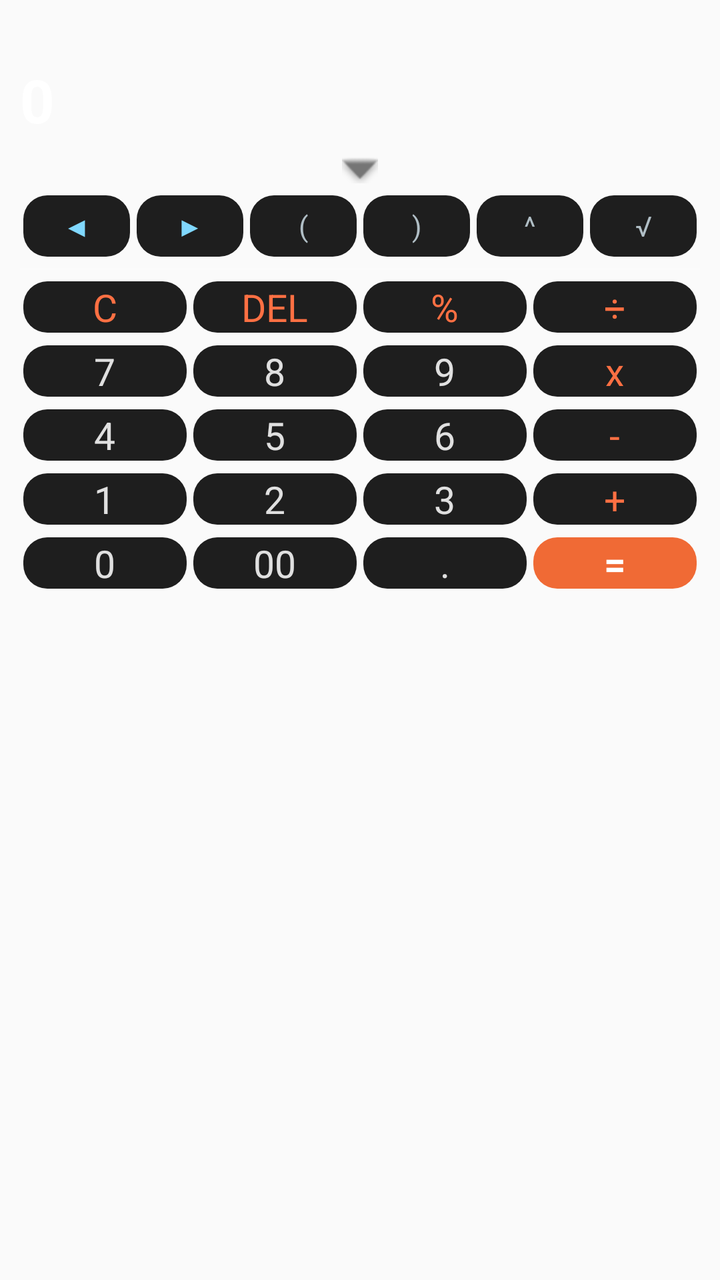
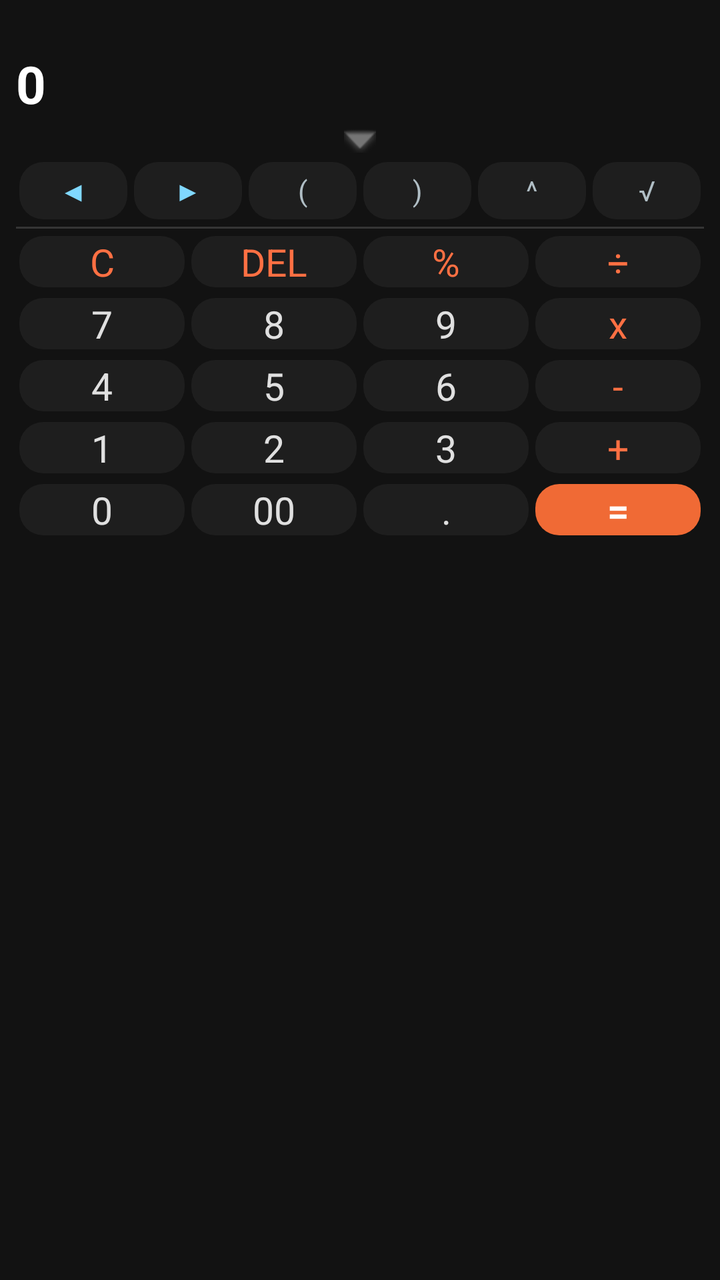

An Android layout rendered at two revisions. The XML below is the earlier revision; the diff shows what the commit changed to produce the second picture.
<!-- AndroidManifest.xml: application theme Theme.LiteReader -->
<!-- res/layout/page_calculator.xml -->
<?xml version="1.0" encoding="utf-8"?>
<LinearLayout xmlns:android="http://schemas.android.com/apk/res/android"
    android:layout_width="match_parent"
    android:layout_height="wrap_content"
    android:orientation="vertical"
    android:paddingStart="10dp"
    android:paddingEnd="10dp"
    android:paddingTop="4dp"
    android:paddingBottom="6dp">

    
    <LinearLayout
        android:layout_width="match_parent"
        android:layout_height="wrap_content"
        android:gravity="bottom|end"
        android:orientation="vertical"
        android:paddingTop="2dp"
        android:paddingBottom="4dp">

        
        <HorizontalScrollView
            android:id="@+id/scroll_expression"
            android:layout_width="match_parent"
            android:layout_height="wrap_content"
            android:scrollbars="none"
            android:fillViewport="true">

            <TextView
                android:id="@+id/tv_expression"
                android:layout_width="wrap_content"
                android:layout_height="wrap_content"
                android:layout_gravity="end"
                android:textColor="#9E9E9E"
                android:textSize="16sp"
                android:fontFamily="sans-serif-light"
                android:lines="1"
                android:singleLine="true" />
        </HorizontalScrollView>

        
        <HorizontalScrollView
            android:id="@+id/scroll_result"
            android:layout_width="match_parent"
            android:layout_height="wrap_content"
            android:layout_marginTop="2dp"
            android:scrollbars="none"
            android:fillViewport="true">

            <TextView
                android:id="@+id/tv_result"
                android:layout_width="wrap_content"
                android:layout_height="wrap_content"
                android:layout_gravity="end"
                android:text="0"
                android:textColor="#FFFFFF"
                android:textSize="30sp"
                android:textStyle="bold"
                android:fontFamily="sans-serif"
                android:lines="1"
                android:singleLine="true" />
        </HorizontalScrollView>
    </LinearLayout>

    
    <LinearLayout
        android:id="@+id/btn_toggle_drawer"
        android:layout_width="match_parent"
        android:layout_height="22dp"
        android:gravity="center"
        android:clickable="true"
        android:focusable="true"
        android:background="?android:attr/selectableItemBackground"
        android:orientation="horizontal">

        <ImageView
            android:id="@+id/iv_drawer_arrow"
            android:layout_width="18dp"
            android:layout_height="18dp"
            android:src="@android:drawable/arrow_down_float"
            android:tint="#757575"
            android:contentDescription="Toggle Extended Options" />
    </LinearLayout>

    
    <LinearLayout
        android:id="@+id/layout_extended_drawer"
        android:layout_width="match_parent"
        android:layout_height="wrap_content"
        android:orientation="vertical"
        android:visibility="visible">

        <TableRow
            android:layout_width="match_parent"
            android:layout_height="34dp"
            android:layout_marginBottom="2dp">

            <TextView
                android:id="@+id/btn_cursor_left"
                style="@style/CalcBtnSmall"
                android:text="◀"
                android:textColor="#80D8FF" />

            <TextView
                android:id="@+id/btn_cursor_right"
                style="@style/CalcBtnSmall"
                android:text="▶"
                android:textColor="#80D8FF" />

            <TextView
                android:id="@+id/btn_paren_open"
                style="@style/CalcBtnSmall"
                android:text="("
                android:textColor="#B0BEC5" />

            <TextView
                android:id="@+id/btn_paren_close"
                style="@style/CalcBtnSmall"
                android:text=")"
                android:textColor="#B0BEC5" />

            <TextView
                android:id="@+id/btn_power"
                style="@style/CalcBtnSmall"
                android:text="^"
                android:textColor="#B0BEC5" />

            <TextView
                android:id="@+id/btn_sqrt"
                style="@style/CalcBtnSmall"
                android:text="√"
                android:textColor="#B0BEC5" />
        </TableRow>

        <View
            android:layout_width="match_parent"
            android:layout_height="1dp"
            android:layout_marginTop="2dp"
            android:layout_marginBottom="4dp"
            android:background="#26FFFFFF" />
    </LinearLayout>

    
    <TableLayout
        android:id="@+id/tableLayout"
        android:layout_width="match_parent"
        android:layout_height="wrap_content"
        android:stretchColumns="*">

        <TableRow
            android:layout_width="match_parent"
            android:layout_height="40dp"
            android:layout_marginBottom="3dp">
            <TextView android:text="C" style="@style/CalcBtn" android:textColor="#FF7043"/>
            <TextView android:text="DEL" style="@style/CalcBtn" android:textColor="#FF7043"/>
            <TextView android:text="%" style="@style/CalcBtn" android:textColor="#FF7043"/>
            <TextView android:text="÷" style="@style/CalcBtn" android:textColor="#FF7043"/>
        </TableRow>

        <TableRow
            android:layout_width="match_parent"
            android:layout_height="40dp"
            android:layout_marginBottom="3dp">
            <TextView android:text="7" style="@style/CalcBtn"/>
            <TextView android:text="8" style="@style/CalcBtn"/>
            <TextView android:text="9" style="@style/CalcBtn"/>
            <TextView android:text="x" style="@style/CalcBtn" android:textColor="#FF7043"/>
        </TableRow>

        <TableRow
            android:layout_width="match_parent"
            android:layout_height="40dp"
            android:layout_marginBottom="3dp">
            <TextView android:text="4" style="@style/CalcBtn"/>
            <TextView android:text="5" style="@style/CalcBtn"/>
            <TextView android:text="6" style="@style/CalcBtn"/>
            <TextView android:text="-" style="@style/CalcBtn" android:textColor="#FF7043"/>
        </TableRow>

        <TableRow
            android:layout_width="match_parent"
            android:layout_height="40dp"
            android:layout_marginBottom="3dp">
            <TextView android:text="1" style="@style/CalcBtn"/>
            <TextView android:text="2" style="@style/CalcBtn"/>
            <TextView android:text="3" style="@style/CalcBtn"/>
            <TextView android:text="+" style="@style/CalcBtn" android:textColor="#FF7043"/>
        </TableRow>

        <TableRow
            android:layout_width="match_parent"
            android:layout_height="40dp">
            <TextView android:text="0" style="@style/CalcBtn"/>
            <TextView android:text="00" style="@style/CalcBtn"/>
            <TextView android:text="." style="@style/CalcBtn"/>
            <TextView
                android:text="="
                style="@style/CalcBtn"
                android:textColor="#FFFFFF"
                android:textStyle="bold"
                android:background="@drawable/calc_eq_bg"/>
        </TableRow>

    </TableLayout>

</LinearLayout>
<!-- resources referenced by this layout -->
<resources>
  <!-- drawable calc_eq_bg (drawable) -->
  <?xml version="1.0" encoding="utf-8"?>
  <ripple xmlns:android="http://schemas.android.com/apk/res/android"
      android:color="#33FFFFFF">
      <item>
          <shape android:shape="rectangle">
              <corners android:radius="12dp" />
              <solid android:color="#F06A35"/>
          </shape>
      </item>
  </ripple>
  <style name="CalcBtn">
          <item name="android:layout_width">0dp</item>
          <item name="android:layout_height">match_parent</item>
          <item name="android:layout_weight">1</item>
          <item name="android:gravity">center</item>
          <item name="android:textSize">19sp</item>
          <item name="android:textColor">#E0E0E0</item>
          <item name="android:clickable">true</item>
          <item name="android:focusable">true</item>
          <item name="android:layout_margin">1.5dp</item>
          <item name="android:background">@drawable/bg_calc_btn</item>
      </style>
  <style name="CalcBtnSmall">
          <item name="android:layout_width">0dp</item>
          <item name="android:layout_height">match_parent</item>
          <item name="android:layout_weight">1</item>
          <item name="android:gravity">center</item>
          <item name="android:textSize">14sp</item>
          <item name="android:textColor">#E0E0E0</item>
          <item name="android:clickable">true</item>
          <item name="android:focusable">true</item>
          <item name="android:layout_margin">1.5dp</item>
          <item name="android:background">@drawable/bg_calc_btn</item>
      </style>
  <style name="Theme.LiteReader" parent="android:Theme.Material.Light.NoActionBar" />
  <!-- drawable bg_calc_btn (drawable) -->
  <?xml version="1.0" encoding="utf-8"?>
  <ripple xmlns:android="http://schemas.android.com/apk/res/android"
      android:color="#33FFFFFF">
      <item>
          <shape android:shape="rectangle">
              <corners android:radius="12dp" />
              <solid android:color="#1E1E1E" />
          </shape>
      </item>
  </ripple>
</resources>

<!-- the commit's change to res/layout/page_calculator.xml (unified diff, before → after) -->
@@ -3,10 +3,10 @@
     android:layout_width="match_parent"
     android:layout_height="wrap_content"
     android:orientation="vertical"
-    android:paddingStart="10dp"
-    android:paddingEnd="10dp"
-    android:paddingTop="4dp"
-    android:paddingBottom="6dp">
+    android:paddingStart="8dp"
+    android:paddingEnd="8dp"
+    android:paddingTop="2dp"
+    android:paddingBottom="2dp">
 
     
     <LinearLayout
@@ -14,8 +14,8 @@
         android:layout_height="wrap_content"
         android:gravity="bottom|end"
         android:orientation="vertical"
-        android:paddingTop="2dp"
-        android:paddingBottom="4dp">
+        android:paddingTop="1dp"
+        android:paddingBottom="2dp">
 
         
         <HorizontalScrollView
@@ -31,7 +31,7 @@
                 android:layout_height="wrap_content"
                 android:layout_gravity="end"
                 android:textColor="#9E9E9E"
-                android:textSize="16sp"
+                android:textSize="15sp"
                 android:fontFamily="sans-serif-light"
                 android:lines="1"
                 android:singleLine="true" />
@@ -42,7 +42,7 @@
             android:id="@+id/scroll_result"
             android:layout_width="match_parent"
             android:layout_height="wrap_content"
-            android:layout_marginTop="2dp"
+            android:layout_marginTop="1dp"
             android:scrollbars="none"
             android:fillViewport="true">
 
@@ -53,7 +53,7 @@
                 android:layout_gravity="end"
                 android:text="0"
                 android:textColor="#FFFFFF"
-                android:textSize="30sp"
+                android:textSize="26sp"
                 android:textStyle="bold"
                 android:fontFamily="sans-serif"
                 android:lines="1"
@@ -65,7 +65,7 @@
     <LinearLayout
         android:id="@+id/btn_toggle_drawer"
         android:layout_width="match_parent"
-        android:layout_height="22dp"
+        android:layout_height="18dp"
         android:gravity="center"
         android:clickable="true"
         android:focusable="true"
@@ -74,8 +74,8 @@
 
         <ImageView
             android:id="@+id/iv_drawer_arrow"
-            android:layout_width="18dp"
-            android:layout_height="18dp"
+            android:layout_width="16dp"
+            android:layout_height="16dp"
             android:src="@android:drawable/arrow_down_float"
             android:tint="#757575"
             android:contentDescription="Toggle Extended Options" />
@@ -91,8 +91,8 @@
 
         <TableRow
             android:layout_width="match_parent"
-            android:layout_height="34dp"
-            android:layout_marginBottom="2dp">
+            android:layout_height="32dp"
+            android:layout_marginBottom="1dp">
 
             <TextView
                 android:id="@+id/btn_cursor_left"
@@ -134,8 +134,8 @@
         <View
             android:layout_width="match_parent"
             android:layout_height="1dp"
-            android:layout_marginTop="2dp"
-            android:layout_marginBottom="4dp"
+            android:layout_marginTop="1dp"
+            android:layout_marginBottom="2dp"
             android:background="#26FFFFFF" />
     </LinearLayout>
 
@@ -148,8 +148,8 @@
 
         <TableRow
             android:layout_width="match_parent"
-            android:layout_height="40dp"
-            android:layout_marginBottom="3dp">
+            android:layout_height="38dp"
+            android:layout_marginBottom="2dp">
             <TextView android:text="C" style="@style/CalcBtn" android:textColor="#FF7043"/>
             <TextView android:text="DEL" style="@style/CalcBtn" android:textColor="#FF7043"/>
             <TextView android:text="%" style="@style/CalcBtn" android:textColor="#FF7043"/>
@@ -158,8 +158,8 @@
 
         <TableRow
             android:layout_width="match_parent"
-            android:layout_height="40dp"
-            android:layout_marginBottom="3dp">
+            android:layout_height="38dp"
+            android:layout_marginBottom="2dp">
             <TextView android:text="7" style="@style/CalcBtn"/>
             <TextView android:text="8" style="@style/CalcBtn"/>
             <TextView android:text="9" style="@style/CalcBtn"/>
@@ -168,8 +168,8 @@
 
         <TableRow
             android:layout_width="match_parent"
-            android:layout_height="40dp"
-            android:layout_marginBottom="3dp">
+            android:layout_height="38dp"
+            android:layout_marginBottom="2dp">
             <TextView android:text="4" style="@style/CalcBtn"/>
             <TextView android:text="5" style="@style/CalcBtn"/>
             <TextView android:text="6" style="@style/CalcBtn"/>
@@ -178,8 +178,8 @@
 
         <TableRow
             android:layout_width="match_parent"
-            android:layout_height="40dp"
-            android:layout_marginBottom="3dp">
+            android:layout_height="38dp"
+            android:layout_marginBottom="2dp">
             <TextView android:text="1" style="@style/CalcBtn"/>
             <TextView android:text="2" style="@style/CalcBtn"/>
             <TextView android:text="3" style="@style/CalcBtn"/>
@@ -188,7 +188,7 @@
 
         <TableRow
             android:layout_width="match_parent"
-            android:layout_height="40dp">
+            android:layout_height="38dp">
             <TextView android:text="0" style="@style/CalcBtn"/>
             <TextView android:text="00" style="@style/CalcBtn"/>
             <TextView android:text="." style="@style/CalcBtn"/>
<!-- resource entries referenced after the edit -->
@@ -35,7 +35,13 @@
           <item name="android:layout_margin">1.5dp</item>
           <item name="android:background">@drawable/bg_calc_btn</item>
       </style>
-  <style name="Theme.LiteReader" parent="android:Theme.Material.Light.NoActionBar" />
+  <style name="Theme.LiteReader" parent="android:Theme.Material.NoActionBar">
+          <item name="android:windowBackground">#121212</item>
+          <item name="android:statusBarColor">@android:color/transparent</item>
+          <item name="android:navigationBarColor">@android:color/transparent</item>
+          <item name="android:windowLightStatusBar">false</item>
+          <item name="android:windowLightNavigationBar">false</item>
+      </style>
   <!-- drawable bg_calc_btn (drawable) -->
   <?xml version="1.0" encoding="utf-8"?>
   <ripple xmlns:android="http://schemas.android.com/apk/res/android"
